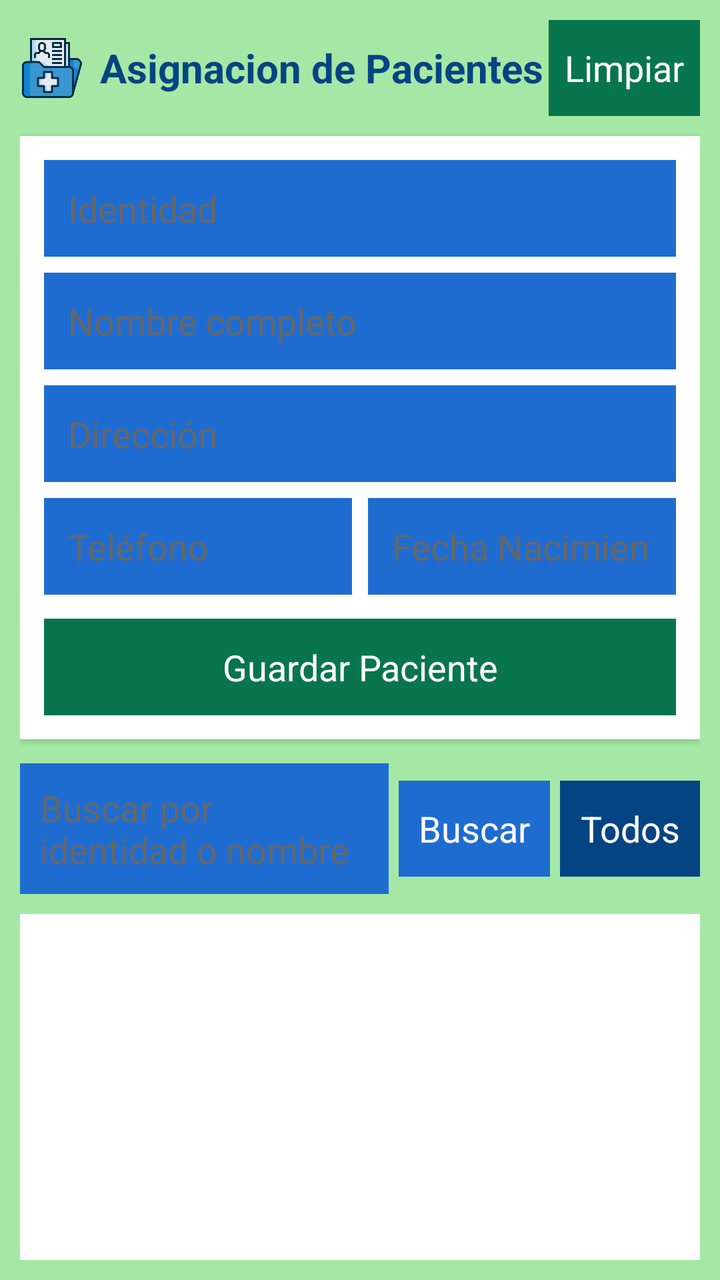
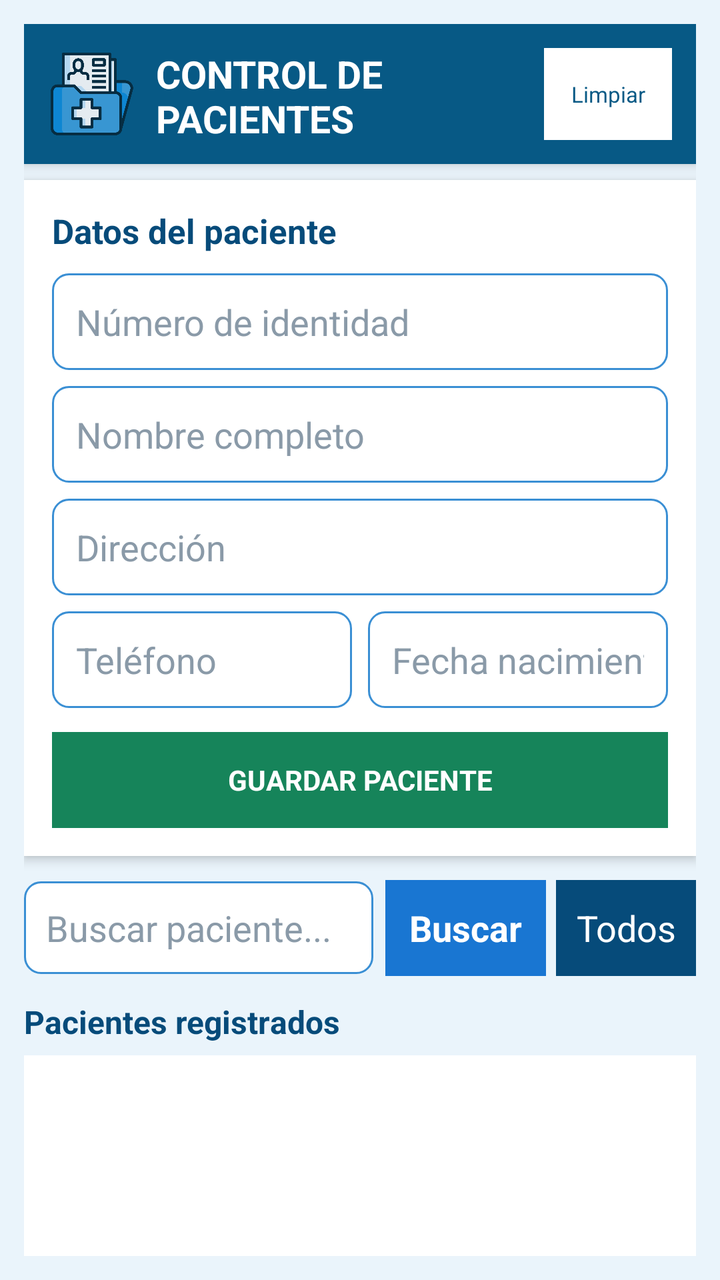

Two renders of the same Android screen: before a commit and after it. Below are the layout's source before the change and the commit's diff.
<!-- AndroidManifest.xml: application theme android:Theme.Holo.Light -->
<!-- res/layout/activity_pacientes.xml -->
<?xml version="1.0" encoding="utf-8"?>
<LinearLayout xmlns:android="http://schemas.android.com/apk/res/android"
    android:layout_width="match_parent"
    android:layout_height="match_parent"
    android:background="#A5E8A5"
    android:orientation="vertical"
    android:padding="10dp" >

    
    <LinearLayout
        android:layout_width="match_parent"
        android:layout_height="wrap_content"
        android:orientation="horizontal"
        android:gravity="center_vertical">

        <ImageView
            android:layout_width="32dp"
            android:layout_height="32dp"
            android:src="@drawable/pacientes"
            android:contentDescription="Logo Pacientes"/>

        <TextView
            android:layout_width="wrap_content"
            android:layout_height="wrap_content"
            android:text="Asignacion de Pacientes"
            android:textSize="20sp"
            android:textStyle="bold"
            android:textColor="#054482"
            android:layout_marginStart="8dp"/>

        <View 
            android:layout_width="0dp" 
            android:layout_height="1dp" 
            android:layout_weight="1"/>

        <Button
            android:id="@+id/btnLimpiar"
            android:layout_width="wrap_content"
            android:layout_height="wrap_content"
            android:text="Limpiar"
            android:textColor="#FFFFFF"
            android:background="#08754E"
            android:padding="8dp"/>
    </LinearLayout>

    
    <LinearLayout
        android:layout_width="match_parent"
        android:layout_height="wrap_content"
        android:layout_marginTop="10dp"
        android:background="#FFFFFF"
        android:orientation="vertical"
        android:padding="12dp"
        android:elevation="2dp">

        <EditText
            android:id="@+id/etIdentidad"
            android:layout_width="match_parent"
            android:layout_height="wrap_content"
            android:hint="Identidad"
            android:inputType="text"
            android:padding="12dp"
            android:textColor="#08274F"
            android:textColorHint="#666666"
            android:background="#F0F4F8"
            android:backgroundTint="#1F6CD1"/>

        <EditText
            android:id="@+id/etNombre"
            android:layout_width="match_parent"
            android:layout_height="wrap_content"
            android:hint="Nombre completo"
            android:inputType="text"
            android:padding="12dp"
            android:layout_marginTop="8dp"
            android:textColor="#08274F"
            android:textColorHint="#666666"
            android:background="#F0F4F8"
            android:backgroundTint="#1F6CD1"/>

        <EditText
            android:id="@+id/etDireccion"
            android:layout_width="match_parent"
            android:layout_height="wrap_content"
            android:hint="Dirección"
            android:inputType="text"
            android:padding="12dp"
            android:layout_marginTop="8dp"
            android:textColor="#08274F"
            android:textColorHint="#666666"
            android:background="#F0F4F8"
            android:backgroundTint="#1F6CD1"/>

        <LinearLayout
            android:layout_width="match_parent"
            android:layout_height="wrap_content"
            android:orientation="horizontal"
            android:layout_marginTop="8dp">

            <EditText
                android:id="@+id/etTelefono"
                android:layout_width="0dp"
                android:layout_height="wrap_content"
                android:layout_weight="1"
                android:hint="Teléfono"
                android:inputType="phone"
                android:padding="12dp"
                android:textColor="#08274F"
                android:textColorHint="#666666"
                android:background="#F0F4F8"
                android:backgroundTint="#1F6CD1"/>

            <EditText
                android:id="@+id/etFechaNac"
                android:layout_width="0dp"
                android:layout_height="wrap_content"
                android:layout_weight="1"
                android:layout_marginLeft="8dp"
                android:hint="Fecha Nacimiento"
                android:inputType="date"
                android:padding="12dp"
                android:textColor="#08274F"
                android:textColorHint="#666666"
                android:background="#F0F4F8"
                android:backgroundTint="#1F6CD1"/>
        </LinearLayout>

        <Button
            android:id="@+id/btnGuardar"
            android:layout_width="match_parent"
            android:layout_height="wrap_content"
            android:text="Guardar Paciente"
            android:textColor="#FFFFFF"
            android:background="#08754E"
            android:padding="12dp"
            android:layout_marginTop="12dp"/>
    </LinearLayout>

    
    <LinearLayout
        android:layout_width="match_parent"
        android:layout_height="wrap_content"
        android:orientation="horizontal"
        android:layout_marginTop="12dp">

        <EditText
            android:id="@+id/etBuscar"
            android:layout_width="0dp"
            android:layout_height="wrap_content"
            android:layout_weight="1"
            android:hint="Buscar por identidad o nombre"
            android:padding="10dp"
            android:textColor="#08274F"
            android:textColorHint="#666666"
            android:background="#F0F4F8"
            android:backgroundTint="#1F6CD1"/>

        <Button
            android:id="@+id/btnBuscar"
            android:layout_width="wrap_content"
            android:layout_height="wrap_content"
            android:text="Buscar"
            android:textColor="#FFFFFF"
            android:background="#1F6CD1"
            android:padding="10dp"
            android:layout_marginLeft="5dp"/>

        <Button
            android:id="@+id/btnListar"
            android:layout_width="wrap_content"
            android:layout_height="wrap_content"
            android:text="Todos"
            android:textColor="#FFFFFF"
            android:background="#054482"
            android:padding="10dp"
            android:layout_marginLeft="5dp"/>
    </LinearLayout>

    
    <ListView
        android:id="@+id/lvPacientes"
        android:layout_width="match_parent"
        android:layout_height="0dp"
        android:layout_weight="1"
        android:layout_marginTop="10dp"
        android:background="#FFFFFF"
        android:padding="5dp"/>
</LinearLayout>
<!-- resources referenced by this layout -->
<resources>
  <!-- drawable pacientes: png bitmap (drawable-ldpi, 16137 bytes) -->
</resources>

<!-- the commit's change to res/layout/activity_pacientes.xml (unified diff, before → after) -->
@@ -2,94 +2,143 @@
 <LinearLayout xmlns:android="http://schemas.android.com/apk/res/android"
     android:layout_width="match_parent"
     android:layout_height="match_parent"
-    android:background="#A5E8A5"
     android:orientation="vertical"
-    android:padding="10dp" >
-
-    
+    android:background="#EAF4FB"
+    android:padding="12dp">
+
+    
+    
+    
+    
+    
+    
+
     <LinearLayout
         android:layout_width="match_parent"
+        android:layout_height="70dp"
+        android:orientation="horizontal"
+        android:gravity="center_vertical"
+        android:background="#075985"
+        android:padding="12dp"
+        android:elevation="4dp">
+
+        <ImageView
+            android:layout_width="44dp"
+            android:layout_height="44dp"
+            android:src="@drawable/pacientes"
+            android:contentDescription="Logo Pacientes" />
+
+        <LinearLayout
+            android:layout_width="0dp"
+            android:layout_height="wrap_content"
+            android:layout_weight="1"
+            android:orientation="vertical"
+            android:layout_marginLeft="10dp">
+
+            <TextView
+                android:layout_width="wrap_content"
+                android:layout_height="wrap_content"
+                android:text="CONTROL DE PACIENTES"
+                android:textSize="19sp"
+                android:textStyle="bold"
+                android:textColor="#FFFFFF" />
+
+            <TextView
+                android:layout_width="wrap_content"
+                android:layout_height="wrap_content"
+                android:text="Administración de información médica"
+                android:textSize="11sp"
+                android:textColor="#D8F0FF" />
+
+        </LinearLayout>
+
+        <Button
+            android:id="@+id/btnLimpiar"
+            android:layout_width="wrap_content"
+            android:layout_height="wrap_content"
+            android:text="Limpiar"
+            android:textSize="11sp"
+            android:textColor="#075985"
+            android:background="#FFFFFF"
+            android:padding="8dp" />
+
+    </LinearLayout>
+
+
+
+    
+    
+    
+
+    <LinearLayout
+        android:layout_width="match_parent"
         android:layout_height="wrap_content"
-        android:orientation="horizontal"
-        android:gravity="center_vertical">
-
-        <ImageView
-            android:layout_width="32dp"
-            android:layout_height="32dp"
-            android:src="@drawable/pacientes"
-            android:contentDescription="Logo Pacientes"/>
+        android:orientation="vertical"
+        android:background="#FFFFFF"
+        android:padding="14dp"
+        android:layout_marginTop="8dp"
+        android:elevation="3dp">
+
+        
 
         <TextView
             android:layout_width="wrap_content"
             android:layout_height="wrap_content"
-            android:text="Asignacion de Pacientes"
-            android:textSize="20sp"
+            android:text="Datos del paciente"
+            android:textSize="17sp"
             android:textStyle="bold"
-            android:textColor="#054482"
-            android:layout_marginStart="8dp"/>
-
-        <View 
-            android:layout_width="0dp" 
-            android:layout_height="1dp" 
-            android:layout_weight="1"/>
-
-        <Button
-            android:id="@+id/btnLimpiar"
-            android:layout_width="wrap_content"
-            android:layout_height="wrap_content"
-            android:text="Limpiar"
-            android:textColor="#FFFFFF"
-            android:background="#08754E"
-            android:padding="8dp"/>
-    </LinearLayout>
-
-    
-    <LinearLayout
-        android:layout_width="match_parent"
-        android:layout_height="wrap_content"
-        android:layout_marginTop="10dp"
-        android:background="#FFFFFF"
-        android:orientation="vertical"
-        android:padding="12dp"
-        android:elevation="2dp">
+            android:textColor="#064B7A"
+            android:layout_marginBottom="10dp" />
+
+
+        
 
         <EditText
             android:id="@+id/etIdentidad"
             android:layout_width="match_parent"
             android:layout_height="wrap_content"
-            android:hint="Identidad"
+            android:hint="Número de identidad"
             android:inputType="text"
+            android:singleLine="true"
             android:padding="12dp"
-            android:textColor="#08274F"
-            android:textColorHint="#666666"
-            android:background="#F0F4F8"
-            android:backgroundTint="#1F6CD1"/>
+            android:textColor="#17324D"
+            android:textColorHint="#8A9AA8"
+            android:background="@drawable/rounded_edittext" />
+
+
+        
 
         <EditText
             android:id="@+id/etNombre"
             android:layout_width="match_parent"
             android:layout_height="wrap_content"
             android:hint="Nombre completo"
-            android:inputType="text"
+            android:inputType="textPersonName"
+            android:singleLine="true"
             android:padding="12dp"
             android:layout_marginTop="8dp"
-            android:textColor="#08274F"
-            android:textColorHint="#666666"
-            android:background="#F0F4F8"
-            android:backgroundTint="#1F6CD1"/>
+            android:textColor="#17324D"
+            android:textColorHint="#8A9AA8"
+            android:background="@drawable/rounded_edittext" />
+
+
+        
 
         <EditText
             android:id="@+id/etDireccion"
             android:layout_width="match_parent"
             android:layout_height="wrap_content"
             android:hint="Dirección"
-            android:inputType="text"
+            android:inputType="textCapSentences"
+            android:singleLine="true"
             android:padding="12dp"
             android:layout_marginTop="8dp"
-            android:textColor="#08274F"
-            android:textColorHint="#666666"
-            android:background="#F0F4F8"
-            android:backgroundTint="#1F6CD1"/>
+            android:textColor="#17324D"
+            android:textColorHint="#8A9AA8"
+            android:background="@drawable/rounded_edittext" />
+
+
+        
 
         <LinearLayout
             android:layout_width="match_parent"
@@ -104,11 +153,11 @@
                 android:layout_weight="1"
                 android:hint="Teléfono"
                 android:inputType="phone"
+                android:singleLine="true"
                 android:padding="12dp"
-                android:textColor="#08274F"
-                android:textColorHint="#666666"
-                android:background="#F0F4F8"
-                android:backgroundTint="#1F6CD1"/>
+                android:textColor="#17324D"
+                android:textColorHint="#8A9AA8"
+                android:background="@drawable/rounded_edittext" />
 
             <EditText
                 android:id="@+id/etFechaNac"
@@ -116,31 +165,43 @@
                 android:layout_height="wrap_content"
                 android:layout_weight="1"
                 android:layout_marginLeft="8dp"
-                android:hint="Fecha Nacimiento"
+                android:hint="Fecha nacimiento"
                 android:inputType="date"
+                android:singleLine="true"
                 android:padding="12dp"
-                android:textColor="#08274F"
-                android:textColorHint="#666666"
-                android:background="#F0F4F8"
-                android:backgroundTint="#1F6CD1"/>
+                android:textColor="#17324D"
+                android:textColorHint="#8A9AA8"
+                android:background="@drawable/rounded_edittext" />
+
         </LinearLayout>
 
+
+        
+
         <Button
             android:id="@+id/btnGuardar"
             android:layout_width="match_parent"
             android:layout_height="wrap_content"
-            android:text="Guardar Paciente"
+            android:text="GUARDAR PACIENTE"
+            android:textSize="14sp"
+            android:textStyle="bold"
             android:textColor="#FFFFFF"
-            android:background="#08754E"
-            android:padding="12dp"
-            android:layout_marginTop="12dp"/>
+            android:background="#16845A"
+            android:padding="13dp"
+            android:layout_marginTop="12dp" />
+
     </LinearLayout>
 
-    
+
+    
+    
+    
+
     <LinearLayout
         android:layout_width="match_parent"
         android:layout_height="wrap_content"
         android:orientation="horizontal"
+        android:gravity="center_vertical"
         android:layout_marginTop="12dp">
 
         <EditText
@@ -148,12 +209,13 @@
             android:layout_width="0dp"
             android:layout_height="wrap_content"
             android:layout_weight="1"
-            android:hint="Buscar por identidad o nombre"
-            android:padding="10dp"
-            android:textColor="#08274F"
-            android:textColorHint="#666666"
-            android:background="#F0F4F8"
-            android:backgroundTint="#1F6CD1"/>
+            android:hint="Buscar paciente..."
+            android:inputType="text"
+            android:singleLine="true"
+            android:padding="11dp"
+            android:textColor="#17324D"
+            android:textColorHint="#8A9AA8"
+            android:background="@drawable/rounded_edittext" />
 
         <Button
             android:id="@+id/btnBuscar"
@@ -161,9 +223,13 @@
             android:layout_height="wrap_content"
             android:text="Buscar"
             android:textColor="#FFFFFF"
-            android:background="#1F6CD1"
-            android:padding="10dp"
-            android:layout_marginLeft="5dp"/>
+            android:textStyle="bold"
+            android:background="#1976D2"
+            android:paddingLeft="12dp"
+            android:paddingRight="12dp"
+            android:paddingTop="10dp"
+            android:paddingBottom="10dp"
+            android:layout_marginLeft="6dp" />
 
         <Button
             android:id="@+id/btnListar"
@@ -171,18 +237,43 @@
             android:layout_height="wrap_content"
             android:text="Todos"
             android:textColor="#FFFFFF"
-            android:background="#054482"
-            android:padding="10dp"
-            android:layout_marginLeft="5dp"/>
+            android:background="#064B7A"
+            android:paddingLeft="10dp"
+            android:paddingRight="10dp"
+            android:paddingTop="10dp"
+            android:paddingBottom="10dp"
+            android:layout_marginLeft="5dp" />
+
     </LinearLayout>
 
-    
+
+    
+    
+    
+
+    <TextView
+        android:layout_width="wrap_content"
+        android:layout_height="wrap_content"
+        android:text="Pacientes registrados"
+        android:textSize="16sp"
+        android:textStyle="bold"
+        android:textColor="#064B7A"
+        android:layout_marginTop="12dp"
+        android:layout_marginBottom="6dp" />
+
+
+    
+    
+    
+
     <ListView
         android:id="@+id/lvPacientes"
         android:layout_width="match_parent"
         android:layout_height="0dp"
         android:layout_weight="1"
-        android:layout_marginTop="10dp"
         android:background="#FFFFFF"
-        android:padding="5dp"/>
+        android:padding="5dp"
+        android:divider="#D8E3EA"
+        android:dividerHeight="1dp" />
+
 </LinearLayout>
<!-- resource entries referenced after the edit -->
@@ -1,5 +1,29 @@
 <!-- resources referenced by this layout -->
 <resources>
   <!-- drawable pacientes: png bitmap (drawable-ldpi, 16137 bytes) -->
+  <!-- drawable rounded_edittext (drawable-hdpi) -->
+  <?xml version="1.0" encoding="utf-8"?>
+  <shape xmlns:android="http://schemas.android.com/apk/res/android"
+      android:shape="rectangle">
+      
+      
+      <solid android:color="#FFFFFF" />
+      
+      
+      <stroke
+          android:width="1dp"
+          android:color="#3A8FD4" />
+      
+      
+      <corners android:radius="8dp" />
+      
+      
+      <padding
+          android:left="4dp"
+          android:top="4dp"
+          android:right="4dp"
+          android:bottom="4dp" />
+          
+  </shape>
 </resources>
 
